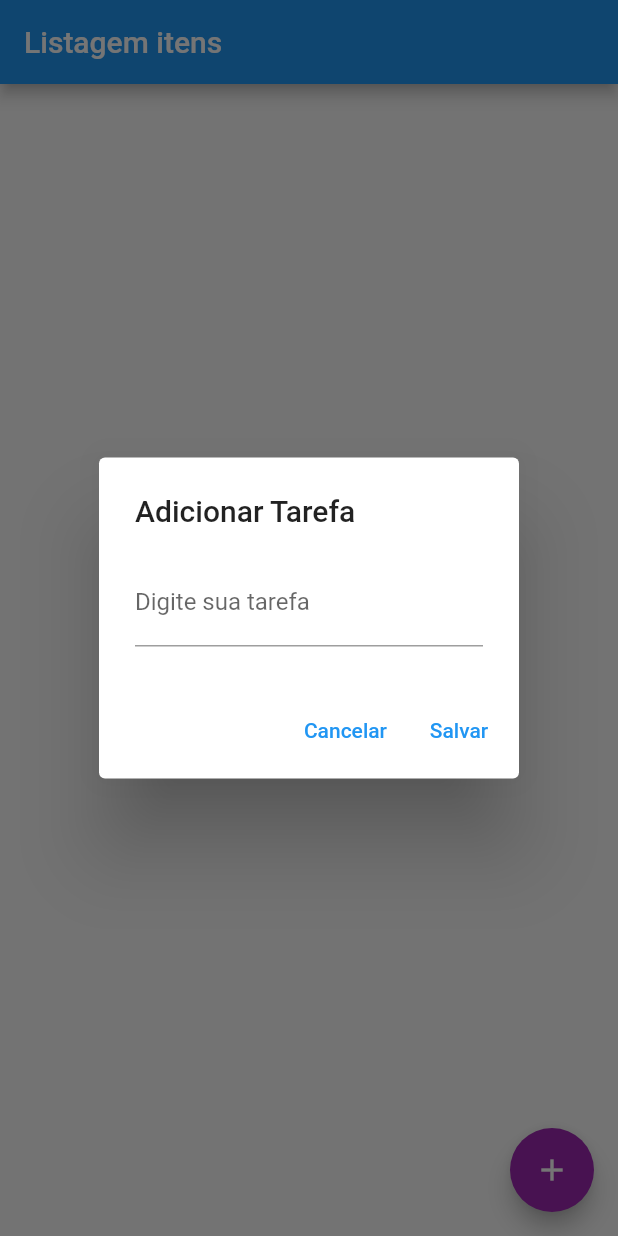
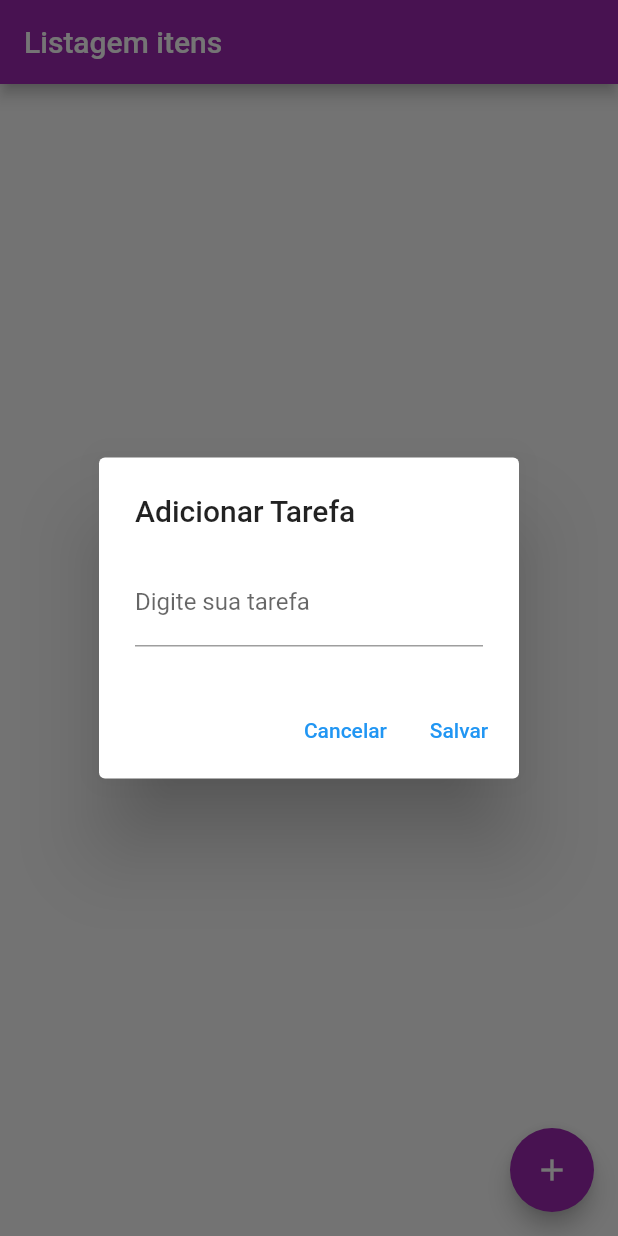
Before and after one commit to Jhonyoficial/listagemItens, a Flutter app: the screen it shows after launch, after a tap on the "add" icon, on a phone screen of 412 x 824 dp. Run offline on Flutter 3.47's test engine with Material 2 defaults, Android fonts, the light colour scheme and no system bars.

Commit message:
deu certo

```diff
--- a/lib/Home.dart
+++ b/lib/Home.dart
@@ -18,7 +18,11 @@ class _HomeState extends State<Home> {
 
   Future<File> _getFile() async {
     final path = await getApplicationDocumentsDirectory();
-    return File('${path}/dados.json');
+
+    String url = '${path.path}dados.json';
+    var myFile =  File(url);
+
+    return myFile;
   }
 
   _salvar() async {
@@ -62,9 +66,12 @@ class _HomeState extends State<Home> {
     super.initState();
     _lerArquivo()
       .then((dados){
-        setState(() {
-          listaItens = jsonDecode(dados);
-        });
+        print('caiu'+  dados);
+        if(dados != ''){
+          setState(() {
+            listaItens = jsonDecode(dados);
+          });
+        }
       });
   }
 
@@ -72,6 +79,7 @@ class _HomeState extends State<Home> {
   Widget build(BuildContext context) {
     return Scaffold(
       appBar: AppBar(
+        backgroundColor: Colors.purple,
         title: Text('Listagem itens'),
       ),
       body: Container(
@@ -93,9 +101,7 @@ class _HomeState extends State<Home> {
                       _salvar();
                     }
                   );
-                  // return ListTile(
-                  //   title: Text(listaItens[index]['titulo']),
-                  // );
+
                 }
               )
             )
@@ -118,7 +124,7 @@ class _HomeState extends State<Home> {
                     labelText: 'Digite sua tarefa'
                   ),
                   onChanged: (text){
-                    _salvarTarefa();
+                    // _salvarTarefa();
                   },
                 ),
                 actions: [
@@ -128,7 +134,7 @@ class _HomeState extends State<Home> {
                   ),
                   TextButton(
                     onPressed: () => {
-
+                        _salvarTarefa()
                     }  ,
                     child: Text('Salvar')
                   ),
```
Also changed, not shown: 1 other file.
